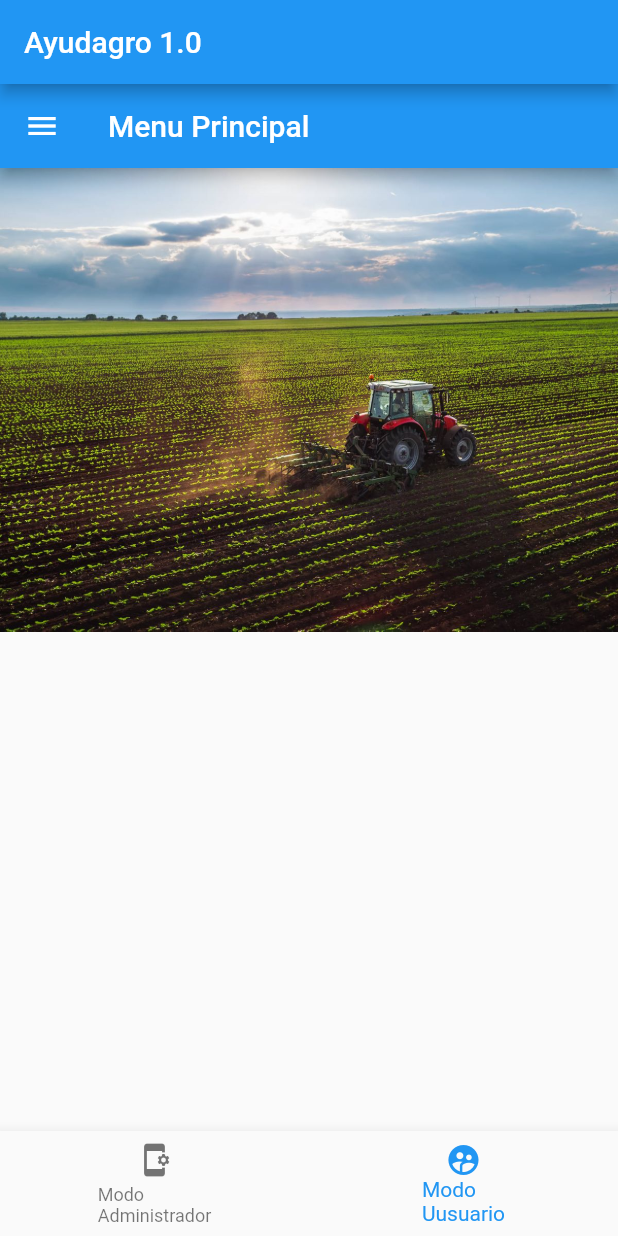
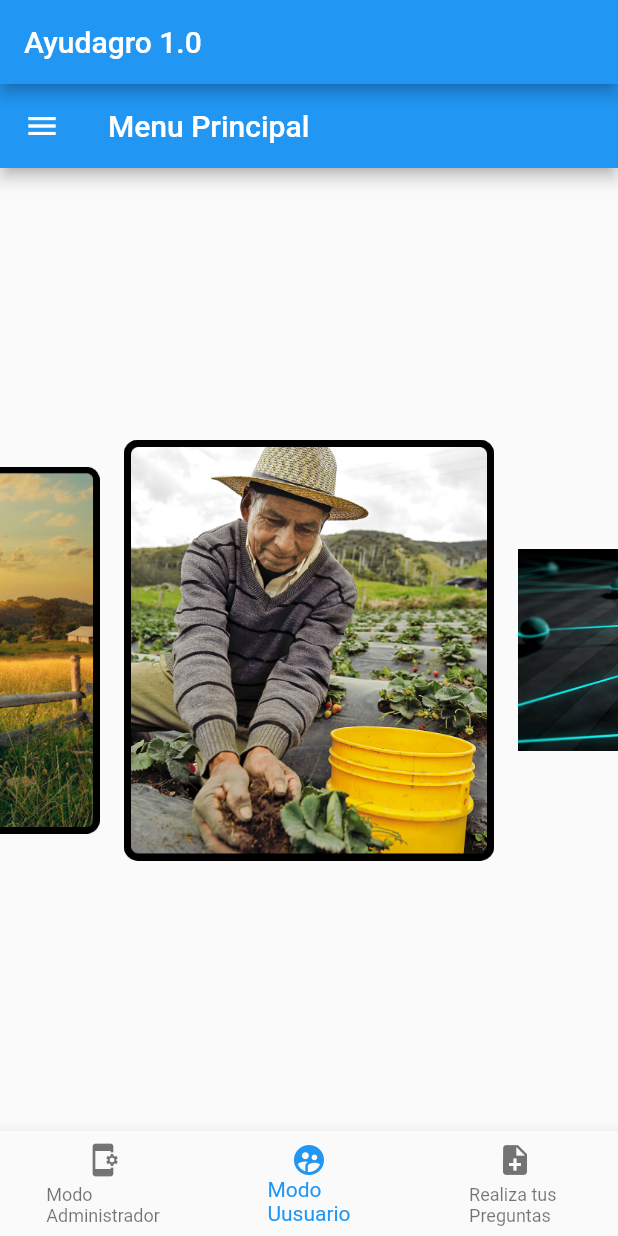
Before and after one commit to Andrescruzxr/movil-app, a Flutter app: the screen it shows after launch, after a tap on "HECHAR UN VISTAZO", on a phone screen of 412 x 824 dp. Run offline on Flutter 3.47's test engine with Material 2 defaults, Android fonts, the phone set to English and light mode, and no system bars; drawn by our look-alikes of carousel_slider; our stand-ins replace fluttertoast, shared_preferences; network calls fail.

Commit message:
categorias algo hecho

```diff
--- a/lib/inicio.dart
+++ b/lib/inicio.dart
@@ -1,6 +1,7 @@
 import 'package:flutter/material.dart';
 import 'package:signup_page/inicio.dart';
 import 'package:signup_page/pages/paginHome.dart';
+import 'package:signup_page/pages/paginaPregunta.dart';
 import 'package:signup_page/pages/paginaUsers.dart';
 
 import 'widgest/custom_card_type1.dart';
@@ -19,6 +20,7 @@ class _inicioState extends State<inicio> {
   List<Widget> _paginas = [
     paginaHome(),
     paginaUsers(),
+    paginaPreguntas(),
   ];
 
   @override
@@ -30,17 +32,12 @@ class _inicioState extends State<inicio> {
         appBar: AppBar(
           title: Text("Ayudagro 1.0"),
         ),
-
         body: _paginas[_paginaActual],
-
-
-
-
         bottomNavigationBar: BottomNavigationBar(
           onTap: (index) {
             setState(() {
               _paginaActual = index;
-              displayDialog(context);
+              //displayDialog(context);
             });
           },
           currentIndex: _paginaActual,
@@ -50,7 +47,9 @@ class _inicioState extends State<inicio> {
                 label: "Modo\nAdministrador"),
             BottomNavigationBarItem(
                 icon: Icon(Icons.supervised_user_circle),
-                label: "Modo\nUusuario")
+                label: "Modo\nUusuario"),
+            BottomNavigationBarItem(
+                icon: Icon(Icons.note_add), label: "Realiza tus \nPreguntas"),
           ],
         ),
       ),
--- a/lib/login.dart
+++ b/lib/login.dart
@@ -1,4 +1,5 @@
 import 'package:flutter/material.dart';
+import 'package:signup_page/forgot_password.dart';
 import 'package:signup_page/inicio.dart';
 import 'package:fluttertoast/fluttertoast.dart';
 import 'package:signup_page/registrar.dart';
@@ -178,7 +179,9 @@ class _MyLoginState extends State<MyLogin> {
                       ),
                       TextButton(
                         onPressed: () {
-                          Navigator.pushNamed(context, 'forgot');
+                          final route = MaterialPageRoute(
+                              builder: (context) => const forgot_password());
+                          Navigator.push(context, route);
                         },
                         child: const Text(
                           'Has olvidado tu contraseña',
--- a/lib/main.dart
+++ b/lib/main.dart
@@ -1,5 +1,6 @@
 import 'package:flutter/material.dart';
 import 'package:signup_page/login.dart';
+import 'package:signup_page/pages/categorias.dart';
 import 'package:signup_page/pages/cerrar_sesion.dart';
 import 'package:signup_page/pages/usuarios.dart';
 import 'package:signup_page/registrar.dart';
@@ -26,6 +27,7 @@ void main() {
           'forgot': (context) => const forgot_password(),
           'usuarios': (context) => const usuarios(),
           'cerrar_sesion':(context) => const cerrarSesion(),
+           'categorias':(context) => const categorias(),
         }),
   );
 }
--- /dev/null
+++ b/lib/pages/categorias.dart
@@ -0,0 +1,41 @@
+import 'package:flutter/material.dart';
+import 'package:signup_page/pages/cerrar_sesion.dart';
+import 'package:signup_page/perfil.dart';
+
+List<String> items = [
+  'Combustibles y Lubricantes',
+  'Insumos Agrícolas',
+  'Insumos Producción Animal',
+  'Riego',
+  'Maquinaria y Vehiculoso',
+  'Artículos Rurales y Herramientas',
+  'Hacienda Vacuna',
+  'Campos y Chacras'
+];
+
+class categorias extends StatelessWidget {
+  const categorias({super.key});
+  @override
+  Widget build(BuildContext context) {
+    return Scaffold(
+      appBar: AppBar(
+        title: Text('List Example'),
+      ),
+      body: ListView.builder(
+        itemCount: items.length,
+        itemBuilder: (BuildContext context, int index) {
+          return ListTile(
+              leading: Icon(Icons.shopping_cart),
+              title: Text(items[index]),
+              subtitle: Text('Description de ${items[index]}'),
+              trailing: Icon(Icons.arrow_forward),
+              onTap: () {
+                final route =
+                    MaterialPageRoute(builder: (context) => const perfil());
+                Navigator.push(context, route);
+              });
+        },
+      ),
+    );
+  }
+}
--- a/lib/pages/paginHome.dart
+++ b/lib/pages/paginHome.dart
@@ -1,4 +1,5 @@
 import 'package:flutter/material.dart';
+import 'package:signup_page/pages/cerrar_sesion.dart';
 import 'package:signup_page/perfil.dart';
 
 class paginaHome extends StatelessWidget {
@@ -47,8 +48,8 @@ class paginaHome extends StatelessWidget {
               title: const Text('Cerrar sesion'),
               leading: const Icon(Icons.disabled_by_default),
               onTap: () {
-                final route =
-                    MaterialPageRoute(builder: (context) => const perfil());
+                final route = MaterialPageRoute(
+                    builder: (context) => const cerrarSesion());
                 Navigator.push(context, route);
               },
             ),
--- a/lib/pages/paginaUsers.dart
+++ b/lib/pages/paginaUsers.dart
@@ -1,7 +1,9 @@
 import 'package:carousel_slider/carousel_slider.dart';
 import 'package:flutter/material.dart';
 import 'package:signup_page/inicio.dart';
+import 'package:signup_page/pages/categorias.dart';
 import 'package:signup_page/pages/cerrar_sesion.dart';
+import 'package:signup_page/pages/paginaPregunta.dart';
 import 'package:signup_page/pages/usuarios.dart';
 import 'package:signup_page/perfil.dart';
 import 'package:signup_page/registrar.dart';
@@ -19,11 +21,33 @@ class paginaUsers extends StatelessWidget {
         appBar: AppBar(
           title: const Text('Menu Principal'),
         ),
+
         //body
         body: Container(
-        child: Column(
-          mainAxisAlignment: MainAxisAlignment.spaceBetween,
-          children: [Image.asset("assets/images/tractor.png")],
+          padding: const EdgeInsets.only(top: 1),
+          child: Center(
+            child: CarouselSlider(
+              items: [
+                // Aquí puedes colocar los elementos que deseas mostrar en el carrousel
+
+                Image.asset('assets/images/campo1.png'),
+                Image.asset('assets/images/sssss.png'),
+                Image.asset('assets/images/facebook.png'),
+                Image.asset('assets/images/campo2.png'),
+
+                // Text('Elemento 3'),
+              ],
+              options: CarouselOptions(
+                height: 400.0,
+                enlargeCenterPage: true,
+                autoPlay: true,
+                aspectRatio: 16 / 9,
+                autoPlayCurve: Curves.fastOutSlowIn,
+                enableInfiniteScroll: true,
+                autoPlayAnimationDuration: Duration(seconds: 1),
+                viewportFraction: 0.6,
+              ),
+            ),
           ),
         ),
 
@@ -65,8 +89,8 @@ class paginaUsers extends StatelessWidget {
                 title: const Text('Preguntas'),
                 leading: const Icon(Icons.contact_support_outlined),
                 onTap: () {
-                final route =
-                    MaterialPageRoute(builder: (context) => const perfil());
+                  final route = MaterialPageRoute(
+                      builder: (context) => paginaPreguntas());
                   Navigator.push(context, route);
                 },
               ),
@@ -83,8 +107,8 @@ class paginaUsers extends StatelessWidget {
                 title: const Text('Categorias'),
                 leading: const Icon(Icons.perm_contact_calendar_rounded),
                 onTap: () {
-                final route =
-                    MaterialPageRoute(builder: (context) => const perfil());
+                  final route = MaterialPageRoute(
+                      builder: (context) => const categorias());
                   Navigator.push(context, route);
                 },
               ),
@@ -129,6 +153,7 @@ class paginaUsers extends StatelessWidget {
             ],
           ),
         ),
-    ));
+      ),
+    );
   }
 }
```
Also changed, not shown: lib/pages/paginaPregunta.dart (added, +63 -0 lines). Lines whose indentation alone changed are shown as unchanged.
